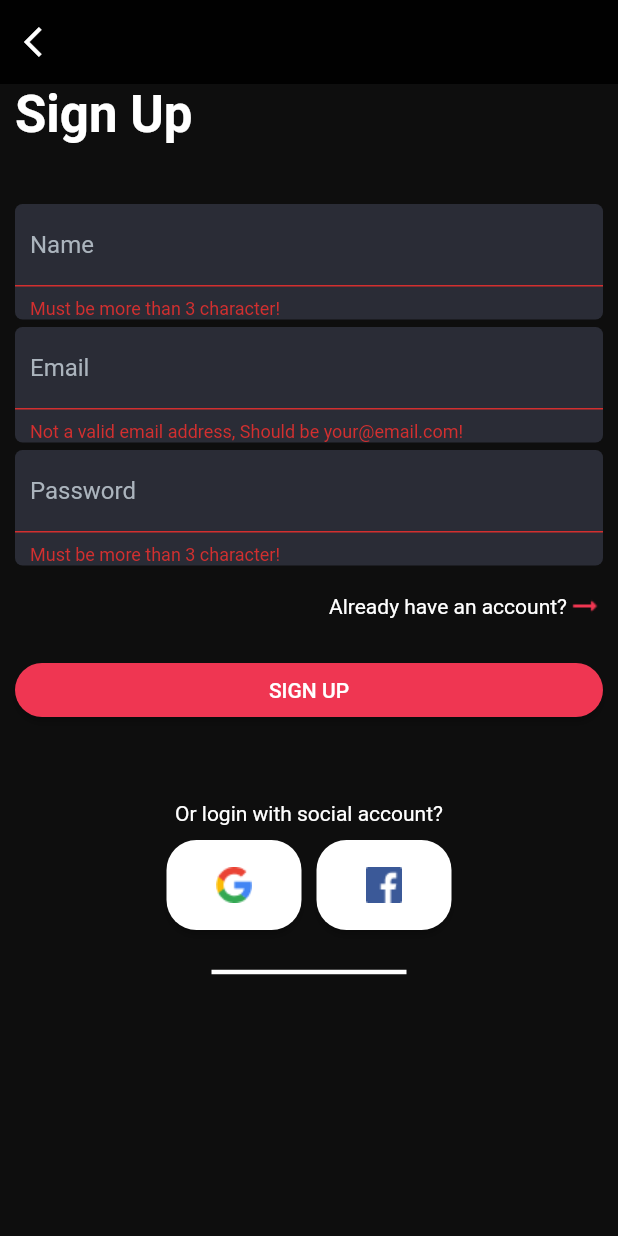
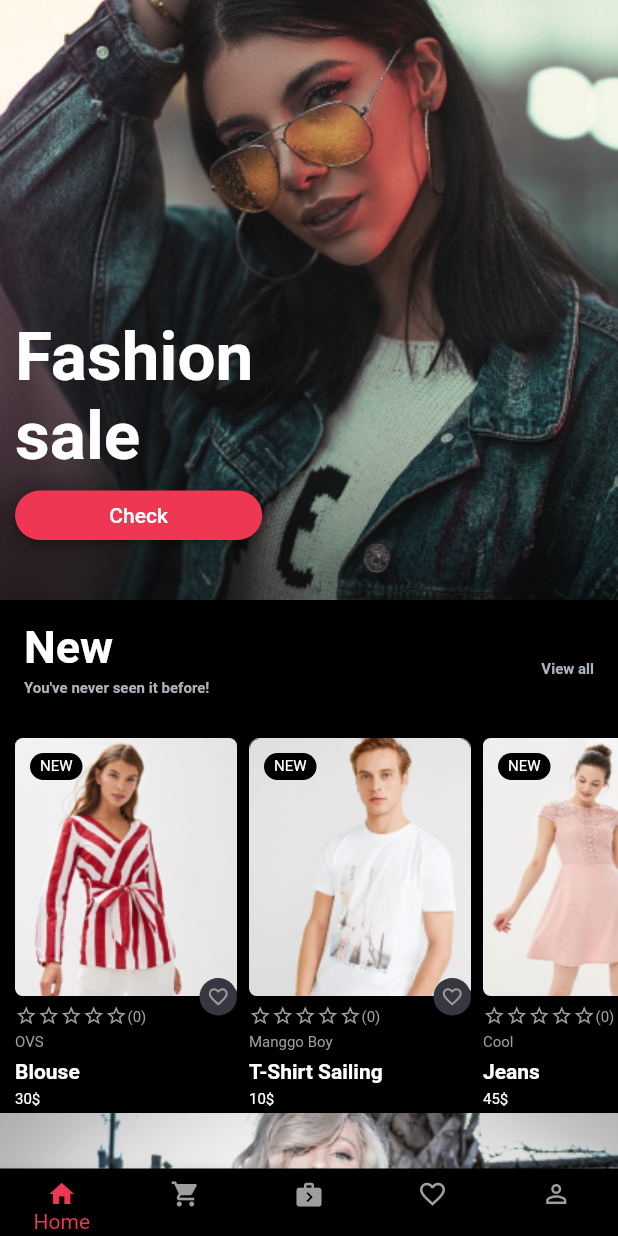
Before and after one commit to becek2n/flutter-ecommerce-template, a Flutter app: the screen it shows after launch, after a tap on "SIGN UP", on a phone screen of 412 x 824 dp. Run offline on Flutter 3.47's test engine with Material 2 defaults, Android fonts, the phone set to English and light mode, and no system bars.

Commit message:
main page screen

```diff
--- /dev/null
+++ b/lib/models/product.dart
@@ -0,0 +1,9 @@
+class ProductModel {
+  final String name;
+  final String image;
+  final String store;
+  final int price;
+  final int discount;
+
+  ProductModel(this.name, this.image, this.store, this.price, this.discount);
+}
--- /dev/null
+++ b/lib/screen/mainmenu.dart
@@ -0,0 +1,460 @@
+import 'package:ecommerce_app/constants.dart';
+import 'package:ecommerce_app/models/product.dart';
+import 'package:flutter/material.dart';
+
+class MainMenuScreen extends StatefulWidget {
+  MainMenuScreen({Key key}) : super(key: key);
+
+  @override
+  _MainMenuScreenState createState() => _MainMenuScreenState();
+}
+
+class _MainMenuScreenState extends State<MainMenuScreen> {
+
+  int index = 0;
+
+  //list product new
+  List<ProductModel> getProductNewList(){
+    List<ProductModel> productList = new List<ProductModel>();
+    productList.add(new ProductModel("Blouse", "assets/item1.png", "OVS", 30, 0));
+    productList.add(new ProductModel("T-Shirt Sailing", "assets/item2.png", "Manggo Boy", 10, 0));
+    productList.add(new ProductModel("Jeans", "assets/item3.png", "Cool", 45, 0));
+    productList.add(new ProductModel("Blouse", "assets/item4.png", "OVS", 30, 0));
+    return productList;
+  }
+
+  //list product sale
+  List<ProductModel> getProductSaleList(){
+    List<ProductModel> productList = new List<ProductModel>();
+    productList.add(new ProductModel("Evening Dress", "assets/item3.png", "Dorothy Perkins", 15, 20));
+    productList.add(new ProductModel("Sport Dress", "assets/item4.png", "Sitlly", 22, 15));
+    productList.add(new ProductModel("Blouse", "assets/item1.png", "OVS", 30, 0));
+    productList.add(new ProductModel("T-Shirt Sailing", "assets/item2.png", "Manggo Boy", 10, 0));
+
+    return productList;
+  }
+
+  @override
+  Widget build(BuildContext context) {
+    return Scaffold(
+      backgroundColor: Colors.black,
+      body: SingleChildScrollView(
+        child: Column(
+          children: [
+            mainView(),
+            productNewView(),
+
+            //main view two
+            mainTwoView(),
+            productSaleView(),
+            productNewView(),
+
+            //main view three
+            mainThreeView()
+          ],
+        ),
+      ),
+      bottomNavigationBar: SizedBox(
+        height: 45,
+        child: BottomNavigationBar(
+          selectedItemColor: cModeDarkColorButtom,
+          type: BottomNavigationBarType.fixed,
+          backgroundColor: Colors.black,
+          currentIndex: 0,
+          items: [
+            BottomNavigationBarItem(icon: Icon(Icons.home, size: 20, color: (index ==0) ? cModeDarkColorButtom : Colors.grey,),
+            title: Text("Home", style: TextStyle(fontSize: 8,color: (index ==0) ? cModeDarkColorButtom : Colors.grey,) ,)),
+            BottomNavigationBarItem(icon: Icon(Icons.shopping_cart, size: 20, color: (index ==1) ? cModeDarkColorButtom : Colors.grey,),
+            title: Text("Shop", style: TextStyle(fontSize: 8,color: (index ==1) ? cModeDarkColorButtom : Colors.grey,) ,)),
+            BottomNavigationBarItem(icon: Icon(Icons.next_week, size: 20, color: (index ==2) ? cModeDarkColorButtom : Colors.grey,),
+            title: Text("Bag", style: TextStyle(fontSize: 8, color: (index ==2) ? cModeDarkColorButtom : Colors.grey,) ,)),
+            BottomNavigationBarItem(icon: Icon(Icons.favorite_border, size: 20, color: (index ==3) ? cModeDarkColorButtom : Colors.grey,),
+            title: Text("Favorites", style: TextStyle(fontSize: 8, color: (index ==3) ? cModeDarkColorButtom : Colors.grey,) ,)),
+            BottomNavigationBarItem(icon: Icon(Icons.person_outline, size: 20, color: (index ==4) ? cModeDarkColorButtom : Colors.grey,),
+            title: Text("Profile", style: TextStyle(fontSize: 8, color: (index ==4) ? cModeDarkColorButtom : Colors.grey,) ,))
+          ],
+          onTap: (int index){
+            setState(() {
+              this.index = index;
+            });
+          },
+        ),
+      ),
+    );
+  }
+
+  Widget mainView(){
+    return Container(
+      decoration: BoxDecoration(
+        image: DecorationImage(
+          image: AssetImage("assets/Big Banner.png"),
+          fit: BoxFit.fitWidth
+        )
+      ),
+      height: 400,
+      child: Container(
+        alignment: Alignment.bottomLeft,
+        padding: EdgeInsets.only(left:10, bottom: 40),
+        child: Column(
+          mainAxisAlignment: MainAxisAlignment.end,
+          crossAxisAlignment: CrossAxisAlignment.start,
+          children: [
+            Text("Fashion \nsale", style: TextStyle(fontSize: 45, color: cModeDarkColorFontTitle, fontWeight: FontWeight.bold),),
+            SizedBox(height: 10,),
+            SizedBox(
+              width: MediaQuery.of(context).size.width * .40,
+              height: MediaQuery.of(context).size.width * .08,
+              child: RaisedButton(
+                child: Text("Check"),
+                textColor: cModeDarkColorButtonText,
+                color: cModeDarkColorButtom,
+                shape: RoundedRectangleBorder(
+                  borderRadius: BorderRadius.circular(20)
+                ),
+                onPressed: (){},
+              ),
+            )
+          ],
+        ),
+      ),
+    );
+  }
+
+  Widget productNewView(){
+    final productItems = getProductNewList();
+    return Column(
+      crossAxisAlignment: CrossAxisAlignment.start,
+      children: [
+        Padding(
+          padding: EdgeInsets.only(top:10),
+          child: ListTile(
+            title: Text("New", style: TextStyle(color: cModeDarkColorFontTitle, fontWeight: FontWeight.bold, fontSize: 30 ),),
+            subtitle: Text("You've never seen it before!", style: TextStyle(color: cModeDarkColorFontSubTitle, fontWeight: FontWeight.bold, fontSize: 10),),
+            trailing: Text("View all", style: TextStyle(color: cModeDarkColorFontSubTitle, fontWeight: FontWeight.bold, fontSize: 10),),
+          ),
+        ),
+        Container(
+          height: 260,
+          child: ListView.builder(
+            itemCount: productItems.length,
+            padding: EdgeInsets.only(top: 10, left: 10),
+            scrollDirection: Axis.horizontal,
+            itemBuilder:(context, index){
+              return Column(
+                crossAxisAlignment: CrossAxisAlignment.start,
+                mainAxisAlignment: MainAxisAlignment.start,
+                children: [
+                  Stack(
+                    children: [
+                      Container(
+                        child: Padding(
+                          padding: EdgeInsets.only(right: 8),
+                          child: Container(
+                            width: 148,
+                            height: 172,
+                            decoration: BoxDecoration(
+                              image: DecorationImage(
+                                image:AssetImage(productItems[index].image),
+                                fit: BoxFit.fill
+                              ),
+                              borderRadius: BorderRadius.all(Radius.circular(5))
+                            ),
+                          ),
+                        ),
+                      ),
+                      Padding(
+                        padding: EdgeInsets.only(top: 10, left:10),
+                        child: Container(
+                          width: 35,
+                          height: 18,
+                          alignment: Alignment.center,
+                          child: Text("NEW", style: TextStyle(color: cModeDarkColorFontTitle, fontSize: 10),),
+                          decoration: BoxDecoration(
+                            color: Colors.black,
+                            borderRadius: BorderRadius.all(Radius.circular(10))
+                          ),
+                        ),
+                      ),
+                      Padding(
+                        padding: EdgeInsets.only(top: 160, left:123),
+                        child: Container(
+                          width: 25,
+                          height: 25,
+                          alignment: Alignment.center,
+                          decoration: BoxDecoration(
+                            color: Color(0xFF363740),
+                            borderRadius: BorderRadius.all(Radius.circular(50))
+                          ),
+                          child: Icon(Icons.favorite_border, color: Colors.grey, size: 15,),
+                        ),
+                      ),
+                      Padding(
+                        padding: EdgeInsets.only(top: 165),
+                        child: Row(
+                          children: [
+                            Container(
+                              alignment: Alignment.topLeft,
+                              height: 2,
+                              child: ListView.builder(
+                                itemCount: 5,
+                                scrollDirection: Axis.horizontal,
+                                shrinkWrap: true,
+                                itemBuilder: (context, index){
+                                  return Icon(Icons.star_border, color: Colors.grey, size: 15);
+                                }
+                              ),
+                            ),
+                            Padding(
+                              padding: EdgeInsets.only(top: 15),
+                              child: Text("(0)", style: TextStyle(color: Colors.grey, fontSize: 10),),
+                            )
+                          ],
+                        ),
+                      )
+                    ],
+                  ),
+                  Padding(
+                    padding: EdgeInsets.only(top: 5),
+                    child: Text(productItems[index].store, style: TextStyle(color: Colors.grey, fontSize: 10)),
+                  ),
+                  Padding(
+                    padding: EdgeInsets.only(top: 5),
+                    child: Text(productItems[index].name, style: TextStyle(color: cModeDarkColorFontTitle, fontWeight: FontWeight.bold)),
+                  ),
+                  Padding(
+                    padding: EdgeInsets.only(top: 5),
+                    child: Text(productItems[index].price.toString() + "\$", style: TextStyle(color: cModeDarkColorFontTitle, fontSize: 10)),
+                  )
+
+                ],
+              );
+            }
+            ),
+        )
+      ],
+    );
+  }
+
+  Widget mainTwoView(){
+    return Container(
+      decoration: BoxDecoration(
+        image: DecorationImage(
+          image: AssetImage("assets/street-clothes.png"),
+          fit: BoxFit.fitWidth
+        )
+      ),
+      height: 200,
+      child: Container(
+        alignment: Alignment.bottomLeft,
+        padding: EdgeInsets.only(left:10, bottom: 40),
+        child: Text("Street Clothes", style: TextStyle(fontSize: 30, color: cModeDarkColorFontTitle, fontWeight: FontWeight.bold),),
+      ),
+    );
+  }
+
+  Widget productSaleView(){
+    final productItems = getProductSaleList();
+    return Column(
+      crossAxisAlignment: CrossAxisAlignment.start,
+      children: [
+        Padding(
+          padding: EdgeInsets.only(top:10),
+          child: ListTile(
+            title: Text("Sale", style: TextStyle(color: cModeDarkColorFontTitle, fontWeight: FontWeight.bold, fontSize: 30 ),),
+            subtitle: Text("Super summer sale", style: TextStyle(color: cModeDarkColorFontSubTitle, fontWeight: FontWeight.bold, fontSize: 10),),
+            trailing: Text("View all", style: TextStyle(color: cModeDarkColorFontSubTitle, fontWeight: FontWeight.bold, fontSize: 10),),
+          ),
+        ),
+        Container(
+          height: 260,
+          child: ListView.builder(
+            itemCount: productItems.length,
+            padding: EdgeInsets.only(top: 10, left: 10),
+            scrollDirection: Axis.horizontal,
+            itemBuilder:(context, index){
+              return Column(
+                crossAxisAlignment: CrossAxisAlignment.start,
+                mainAxisAlignment: MainAxisAlignment.start,
+                children: [
+                  Stack(
+                    children: [
+                      Container(
+                        child: Padding(
+                          padding: EdgeInsets.only(right: 8),
+                          child: Container(
+                            width: 148,
+                            height: 172,
+                            decoration: BoxDecoration(
+                              image: DecorationImage(
+                                image:AssetImage(productItems[index].image),
+                                fit: BoxFit.fill
+                              ),
+                              borderRadius: BorderRadius.all(Radius.circular(5))
+                            ),
+                          ),
+                        ),
+                      ),
+                      Padding(
+                        padding: EdgeInsets.only(top: 10, left:10),
+                        child: Container(
+                          width: 35,
+                          height: 18,
+                          alignment: Alignment.center,
+                          child: Text( "-" + productItems[index].discount.toString() + "%", style: TextStyle(color: cModeDarkColorFontTitle, fontSize: 10),),
+                          decoration: BoxDecoration(
+                            color: cModeDarkColorButtom,
+                            borderRadius: BorderRadius.all(Radius.circular(10))
+                          ),
+                        ),
+                      ),
+                      Padding(
+                        padding: EdgeInsets.only(top: 160, left:123),
+                        child: Container(
+                          width: 25,
+                          height: 25,
+                          alignment: Alignment.center,
+                          decoration: BoxDecoration(
+                            color: Color(0xFF363740),
+                            borderRadius: BorderRadius.all(Radius.circular(50))
+                          ),
+                          child: Icon(Icons.favorite_border, color: Colors.grey, size: 15,),
+                        ),
+                      ),
+                      Padding(
+                        padding: EdgeInsets.only(top: 165),
+                        child: Row(
+                          children: [
+                            Container(
+                              alignment: Alignment.topLeft,
+                              height: 2,
+                              child: ListView.builder(
+                                itemCount: 5,
+                                scrollDirection: Axis.horizontal,
+                                shrinkWrap: true,
+                                itemBuilder: (context, index){
+                                  return Icon(Icons.star, color: Colors.orangeAccent, size: 15);
+                                }
+                              ),
+                            ),
+                            Padding(
+                              padding: EdgeInsets.only(top: 15),
+                              child: Text("(10)", style: TextStyle(color: Colors.grey, fontSize: 10),),
+                            )
+                          ],
+                        ),
+                      )
+                    ],
+                  ),
+                  Padding(
+                    padding: EdgeInsets.only(top: 5),
+                    child: Text(productItems[index].store, style: TextStyle(color: Colors.grey, fontSize: 10)),
+                  ),
+                  Padding(
+                    padding: EdgeInsets.only(top: 5),
+                    child: Text(productItems[index].name, style: TextStyle(color: cModeDarkColorFontTitle, fontWeight: FontWeight.bold)),
+                  ),
+                  Padding(
+                    padding: EdgeInsets.only(top: 5),
+                    child: Row(
+                      children: [
+                        Stack(
+                          children: [
+                            SizedBox(
+                              width: double.parse(productItems[index].price.toString().length.toString()) * 6.2,
+                              child: Divider(
+                                color: Colors.grey,
+                                thickness: 1,
+                                height: 10,
+                              ),
+                            ),
+                            Text(productItems[index].price.toString() + "\$ ",
+                              style: TextStyle(color: Colors.grey, fontSize: 10)),
+                          ],
+                        ),
+                        Text((productItems[index].price - (productItems[index].price * productItems[index].discount/100) ).toStringAsFixed(0) + "\$",
+                              style: TextStyle(color: cModeDarkColorButtom, fontSize: 10)),
+                      ],
+                    )
+                  )
+
+                ],
+              );
+            }
+            ),
+        )
+      ],
+    );
+  }
+
+  Widget mainThreeView(){
+    return Column(
+      crossAxisAlignment: CrossAxisAlignment.start,
+      children: [
+        Container(
+          decoration: BoxDecoration(
+            image: DecorationImage(
+              image: AssetImage("assets/new-collection.png"),
+              fit: BoxFit.fill
+            )
+          ),
+          height: 300,
+          child: Container(
+            alignment: Alignment.bottomLeft,
+            padding: EdgeInsets.only(left:20, bottom: 30),
+            child: Text("New collection", style: TextStyle(fontSize: 38, color: cModeDarkColorFontTitle, fontWeight: FontWeight.bold),),
+          ),
+        ),
+        Row(
+          mainAxisAlignment: MainAxisAlignment.spaceBetween,
+          children: [
+            Column(
+              children: [
+                Container(
+                  height: 150,
+                  width: 192,
+                  child: Container(
+                    alignment: Alignment.center,
+                    padding: EdgeInsets.only(left: 10, top: 15, bottom: 30),
+                    child: Text("Summer Sale", style: TextStyle(fontSize: 32, color: cModeDarkColorButtom, fontWeight: FontWeight.bold),),
+                  ),
+                ),
+                Container(
+                  height: 150,
+                  width: 192,
+                  decoration: BoxDecoration(
+                    image: DecorationImage(
+                      image: AssetImage("assets/black.png"),
+                      fit: BoxFit.fill
+                    )
+                  ),
+                  child: Container(
+                    alignment: Alignment.bottomLeft,
+                    padding: EdgeInsets.only(left: 10, top: 15, bottom: 30),
+                    child: Text("Black", style: TextStyle(fontSize: 32, color: cModeDarkColorFontTitle, fontWeight: FontWeight.bold),),
+                  ),
+                )
+              ],
+            ),
+
+            Container(
+              height: 300,
+              width: 192,
+              decoration: BoxDecoration(
+                image: DecorationImage(
+                  image: AssetImage("assets/man-hat.png"),
+                  fit: BoxFit.fill
+                )
+              ),
+              child: Container(
+                alignment: Alignment.topLeft,
+                padding: EdgeInsets.only(left: 10, top: 30, bottom: 30),
+                child: Text("Men's \nHats", style: TextStyle(fontSize: 32, color: cModeDarkColorFontTitle, fontWeight: FontWeight.bold),),
+              ),
+            )
+          ],
+        )
+
+      ],
+    );
+  }
+}
--- a/lib/screen/signup.dart
+++ b/lib/screen/signup.dart
@@ -1,6 +1,7 @@
 import 'package:ecommerce_app/constants.dart';
 import 'package:ecommerce_app/screen/components.dart';
 import 'package:ecommerce_app/screen/login.dart';
+import 'package:ecommerce_app/screen/mainmenu.dart';
 import 'package:flutter/material.dart';
 
 class SignUpScreen extends StatefulWidget {
@@ -175,7 +176,9 @@ class _SignUpScreenState extends State<SignUpScreen> {
                 child: SizedBox(
                   width: MediaQuery.of(context).size.width,
                   child: RaisedButton(
-                    onPressed: (){},
+                    onPressed: (){
+                      Navigator.of(context).push(MaterialPageRoute(builder: (context) => new MainMenuScreen()));
+                    },
                     child: Text("SIGN UP"),
                     color: cModeDarkColorButtom,
                     textColor: cModeDarkColorButtonText,
```
Also changed, not shown: assets/Big Banner.png (added), assets/black.png (added), assets/item1.png (added), assets/item2.png (added), assets/item3.png (added), assets/item4.png (added), assets/item5.png (added), assets/man-hat.png (added), assets/new-collection.png (added), assets/street-clothes.png (added).
